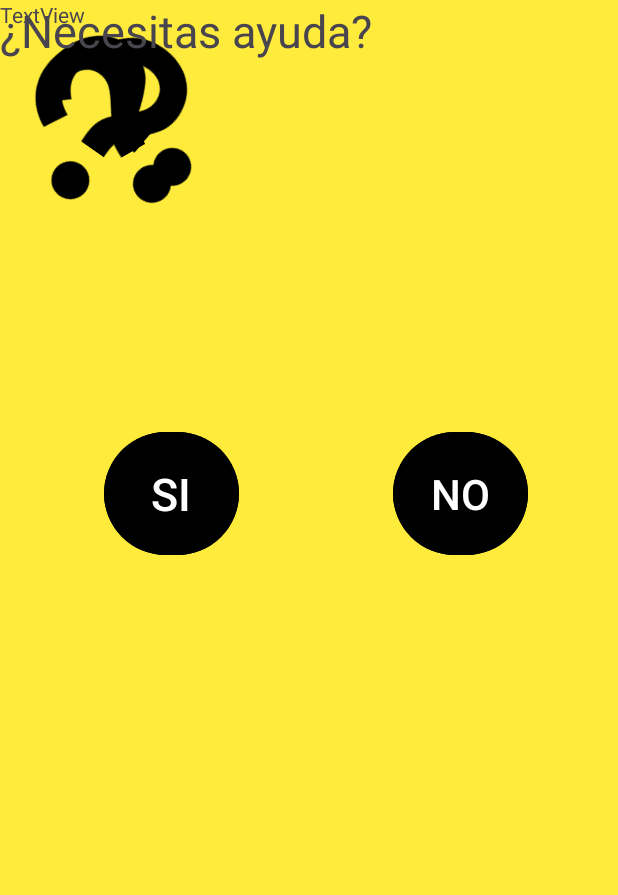
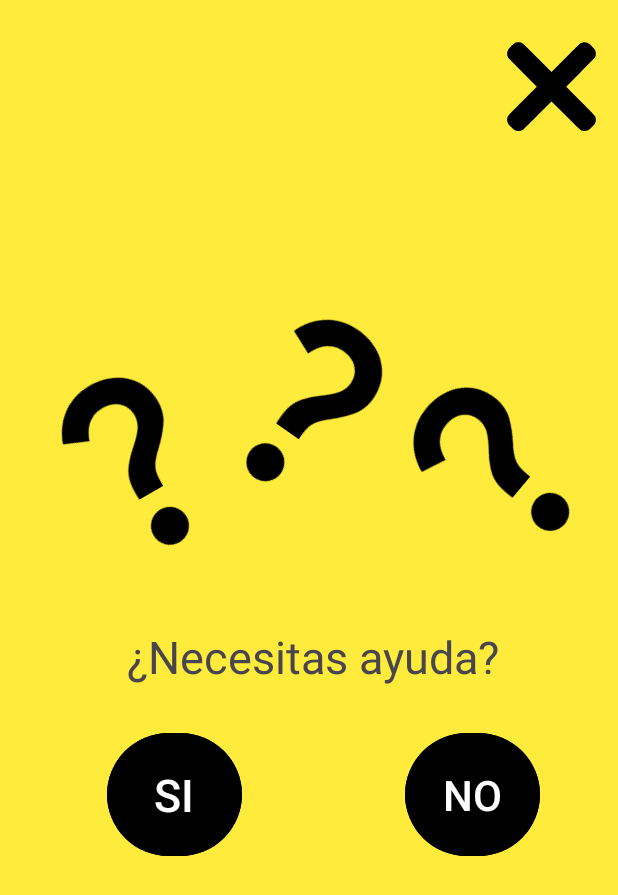
Before and after one commit to adroius/QuizLABMoviles, an Android app: the layout pantalla_ayuda.xml on its own in the app's theme, with its tools: preview values and no code run, on a phone screen of 412 x 824 dp. Shown: the top 895 px of the screen. Run offline under Robolectric (Android 15) with nearby library versions, the phone set to English and light mode, and no system bars.

Commit message:
layaot ayuda terminado

```diff
--- a/app/src/main/java/com/example/quizlabmoviles/MainActivity.java
+++ b/app/src/main/java/com/example/quizlabmoviles/MainActivity.java
@@ -16,6 +16,8 @@ import android.widget.RadioButton;
 import android.widget.Spinner;
 import android.widget.TextView;
 import android.widget.Toast;
+
+import com.example.quizlabmoviles.databinding.PantallaAyudaBinding;
 
 public class MainActivity extends AppCompatActivity {
 
@@ -52,6 +54,22 @@ public class MainActivity extends AppCompatActivity {
         TextView textView=findViewById(R.id.ayuda);
         textView.setText("El juego trata de acertar las maximas preguntas posibles. Cada acierto te sumará 5 puntos, y cada fallo te restará 2.");
     }
+    public void ayuda(View view){
+        setContentView(R.layout.pantalla_ayuda);
+    }
+
+    public void atras(View view){
+        setContentView(R.layout.pregunta);
+        fragmentInicial = new FragmentInicial();
+        fragmentPregunta1 = new FragmentPregunta1();
+        fragmentPregunta2 = new FragmentPregunta2();
+        fragmentPregunta3 = new FragmentPregunta3();
+        fragmentPregunta4 = new FragmentPregunta4();
+        fragmentPregunta5 = new FragmentPregunta5();
+        fragmentError = new FragmentError();
+        changeFragment(fragmentInicial);
+    }
+
 
     public void comprobar(View view) {
         switch (numberFragment) {
--- a/app/src/main/res/layout/fragment_inicial.xml
+++ b/app/src/main/res/layout/fragment_inicial.xml
@@ -42,4 +42,20 @@
         app:srcCompat="@drawable/piiiica"
         tools:ignore="UnknownIdInLayout" />
 
+    <ImageView
+        android:id="@+id/imageView"
+        android:layout_width="99dp"
+        android:layout_height="94dp"
+        android:layout_marginTop="4dp"
+        android:layout_marginBottom="18dp"
+        android:onClick="ayuda"
+        android:rotation="20"
+        app:layout_constraintBottom_toTopOf="@+id/pica2"
+        app:layout_constraintEnd_toEndOf="parent"
+        app:layout_constraintHorizontal_bias="1.0"
+        app:layout_constraintStart_toStartOf="parent"
+        app:layout_constraintTop_toTopOf="parent"
+        app:layout_constraintVertical_bias="0.0"
+        app:srcCompat="@drawable/baseline_question_mark_24" />
+
 </androidx.constraintlayout.widget.ConstraintLayout>
--- a/app/src/main/res/layout/pantalla_ayuda.xml
+++ b/app/src/main/res/layout/pantalla_ayuda.xml
@@ -11,34 +11,49 @@
         android:id="@+id/imageView8"
         android:layout_width="152dp"
         android:layout_height="157dp"
+        android:layout_marginStart="119dp"
+        android:layout_marginBottom="12dp"
         android:contentDescription="@string/interrogacion"
         android:rotation="35"
+        app:layout_constraintBottom_toBottomOf="@+id/imageView9"
+        app:layout_constraintEnd_toStartOf="@+id/imageView7"
+        app:layout_constraintHorizontal_bias="0.062"
+        app:layout_constraintStart_toStartOf="@+id/imageView9"
+        app:layout_constraintTop_toTopOf="parent"
+        app:layout_constraintVertical_bias="0.869"
         app:srcCompat="@drawable/baseline_question_mark_24"
-        tools:ignore="MissingConstraints"
-        tools:layout_editor_absoluteX="129dp"
-        tools:layout_editor_absoluteY="-21dp" />
+        tools:ignore="MissingConstraints" />
 
-    <ImageView
-        android:id="@+id/imageView9"
-        android:layout_width="152dp"
-        android:layout_height="157dp"
-        android:contentDescription="@string/interrogacion"
-        android:rotation="-30"
-        app:srcCompat="@drawable/baseline_question_mark_24"
-        tools:ignore="MissingConstraints"
-        tools:layout_editor_absoluteX="40dp"
-        tools:layout_editor_absoluteY="16dp" />
+    <Button
+        android:id="@+id/button2"
+        android:layout_width="90dp"
+        android:layout_height="90dp"
+        android:layout_marginEnd="52dp"
+        android:backgroundTint="@color/black"
+        android:onClick="preguntaNO"
+        android:text="@string/no"
+        android:textSize="28sp"
+        app:layout_constraintBottom_toBottomOf="parent"
+        app:layout_constraintEnd_toEndOf="parent"
+        app:layout_constraintTop_toTopOf="parent"
+        app:layout_constraintVertical_bias="0.66"
+        tools:ignore="MissingConstraints" />
 
-    <ImageView
-        android:id="@+id/imageView7"
-        android:layout_width="152dp"
-        android:layout_height="157dp"
-        android:contentDescription="@string/interrogacion"
-        android:rotation="-50"
-        app:srcCompat="@drawable/baseline_question_mark_24"
-        tools:ignore="MissingConstraints"
-        tools:layout_editor_absoluteX="234dp"
-        tools:layout_editor_absoluteY="16dp" />
+    <Button
+        android:id="@+id/button"
+        android:layout_width="90dp"
+        android:layout_height="90dp"
+        android:backgroundTint="@color/black"
+        android:onClick="preguntaSI"
+        android:text="@string/si"
+        android:textSize="30sp"
+        app:layout_constraintBottom_toBottomOf="parent"
+        app:layout_constraintEnd_toStartOf="@+id/button2"
+        app:layout_constraintHorizontal_bias="0.396"
+        app:layout_constraintStart_toStartOf="parent"
+        app:layout_constraintTop_toTopOf="parent"
+        app:layout_constraintVertical_bias="0.66"
+        tools:ignore="MissingConstraints" />
 
     <TextView
         android:id="@+id/textView"
@@ -46,44 +61,72 @@
         android:layout_height="wrap_content"
         android:text="@string/necesitas_ayuda"
         android:textSize="30sp"
-        tools:ignore="MissingConstraints"
-        tools:layout_editor_absoluteX="80dp"
-        tools:layout_editor_absoluteY="201dp" />
+        app:layout_constraintBottom_toTopOf="@+id/button"
+        app:layout_constraintEnd_toEndOf="parent"
+        app:layout_constraintHorizontal_bias="0.515"
+        app:layout_constraintStart_toStartOf="parent"
+        app:layout_constraintTop_toBottomOf="@+id/imageView9"
+        app:layout_constraintVertical_bias="0.542"
+        tools:ignore="MissingConstraints" />
 
-    <Button
-        android:id="@+id/button"
-        android:layout_width="90dp"
-        android:layout_height="90dp"
-        android:layout_marginTop="284dp"
-        android:backgroundTint="@color/black"
-        android:text="@string/si"
-        android:textSize="30sp"
-        app:layout_constraintEnd_toStartOf="@+id/button2"
-        app:layout_constraintHorizontal_bias="0.403"
+    <ImageView
+        android:id="@+id/imageView7"
+        android:layout_width="152dp"
+        android:layout_height="157dp"
+        android:layout_marginTop="28dp"
+        android:layout_marginEnd="8dp"
+        android:layout_marginBottom="30dp"
+        android:contentDescription="@string/interrogacion"
+        android:rotation="-50"
+        app:layout_constraintBottom_toTopOf="@+id/textView"
+        app:layout_constraintEnd_toEndOf="parent"
+        app:layout_constraintTop_toTopOf="parent"
+        app:layout_constraintVertical_bias="1.0"
+        app:srcCompat="@drawable/baseline_question_mark_24"
+        tools:ignore="MissingConstraints" />
+
+    <ImageView
+        android:id="@+id/imageView10"
+        android:layout_width="66dp"
+        android:layout_height="59dp"
+        android:layout_marginTop="28dp"
+        android:onClick="atras"
+        app:layout_constraintEnd_toEndOf="parent"
+        app:layout_constraintHorizontal_bias="0.968"
         app:layout_constraintStart_toStartOf="parent"
         app:layout_constraintTop_toTopOf="parent"
-        tools:ignore="MissingConstraints" />
+        app:srcCompat="@drawable/cerrar" />
 
-    <Button
-        android:id="@+id/button2"
-        android:layout_width="90dp"
-        android:layout_height="90dp"
-        android:layout_marginTop="284dp"
-        android:layout_marginEnd="60dp"
-        android:backgroundTint="@color/black"
-        android:onClick="preguntaNO"
-        android:text="@string/no"
-        android:textSize="28sp"
-        app:layout_constraintEnd_toEndOf="parent"
+    <ImageView
+        android:id="@+id/imageView9"
+        android:layout_width="152dp"
+        android:layout_height="157dp"
+        android:layout_marginTop="28dp"
+        android:layout_marginEnd="67dp"
+        android:layout_marginBottom="99dp"
+        android:contentDescription="@string/interrogacion"
+        android:rotation="-30"
+        app:layout_constraintBottom_toTopOf="@+id/button"
+        app:layout_constraintEnd_toStartOf="@+id/imageView7"
+        app:layout_constraintHorizontal_bias="0.375"
+        app:layout_constraintStart_toStartOf="parent"
         app:layout_constraintTop_toTopOf="parent"
+        app:layout_constraintVertical_bias="1.0"
+        app:srcCompat="@drawable/baseline_question_mark_24"
         tools:ignore="MissingConstraints" />
 
     <TextView
         android:id="@+id/ayuda"
         android:layout_width="wrap_content"
         android:layout_height="wrap_content"
-        android:text="TextView"
-        tools:layout_editor_absoluteX="176dp"
-        tools:layout_editor_absoluteY="498dp"
+        android:text=""
+        android:textSize="28sp"
+        app:layout_constraintBottom_toBottomOf="parent"
+        app:layout_constraintEnd_toEndOf="parent"
+        app:layout_constraintHorizontal_bias="0.498"
+        app:layout_constraintStart_toStartOf="parent"
+        app:layout_constraintTop_toTopOf="parent"
+        app:layout_constraintVertical_bias="0.869"
         tools:ignore="MissingConstraints" />
+
 </androidx.constraintlayout.widget.ConstraintLayout>
```
